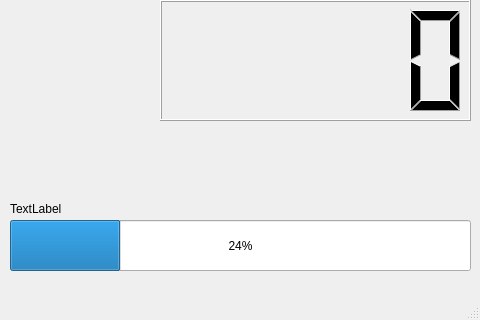
Before: the Qt Designer form MainWindow.ui in uvmaero/rpi-hud, drawn with Qt 5.
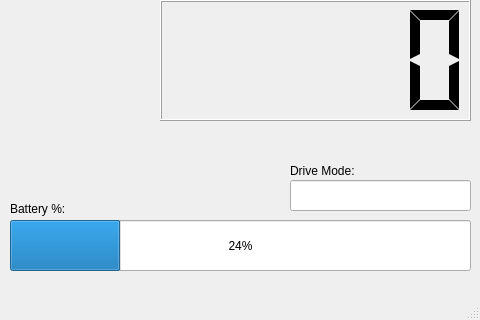
After: the same form once the commit is applied.

The edit to the form file:
```diff
--- a/MainWindow.ui
+++ b/MainWindow.ui
@@ -48,18 +48,53 @@
       <height>121</height>
      </rect>
     </property>
+    <property name="layoutDirection">
+     <enum>Qt::LeftToRight</enum>
+    </property>
+    <property name="smallDecimalPoint">
+     <bool>false</bool>
+    </property>
+    <property name="segmentStyle">
+     <enum>QLCDNumber::Flat</enum>
+    </property>
    </widget>
    <widget class="QLabel" name="batteryIndicatorTbx">
     <property name="geometry">
      <rect>
       <x>10</x>
       <y>200</y>
-      <width>66</width>
+      <width>81</width>
       <height>18</height>
      </rect>
     </property>
     <property name="text">
-     <string>TextLabel</string>
+     <string>Battery %:</string>
+    </property>
+   </widget>
+   <widget class="QLineEdit" name="driveModeLineEdit">
+    <property name="geometry">
+     <rect>
+      <x>290</x>
+      <y>180</y>
+      <width>181</width>
+      <height>31</height>
+     </rect>
+    </property>
+    <property name="readOnly">
+     <bool>true</bool>
+    </property>
+   </widget>
+   <widget class="QLabel" name="driveModeTbx">
+    <property name="geometry">
+     <rect>
+      <x>290</x>
+      <y>160</y>
+      <width>91</width>
+      <height>21</height>
+     </rect>
+    </property>
+    <property name="text">
+     <string>Drive Mode:</string>
     </property>
    </widget>
   </widget>
```
